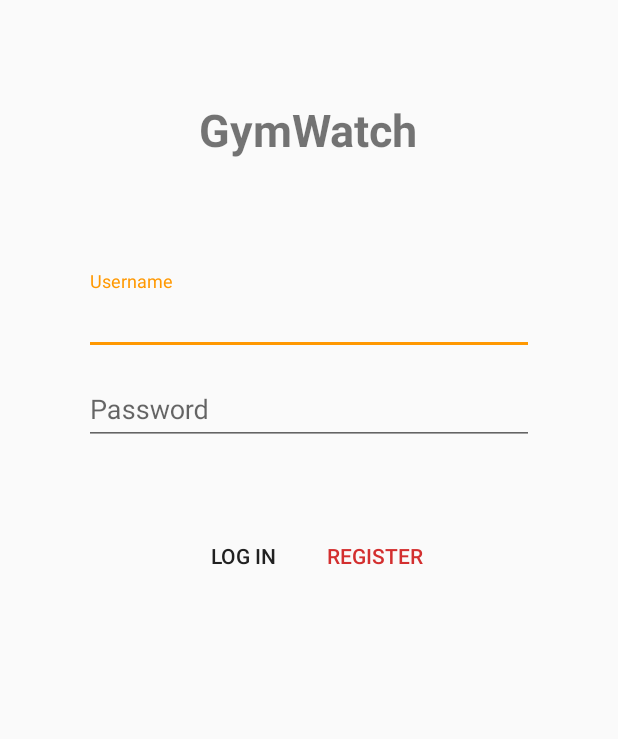
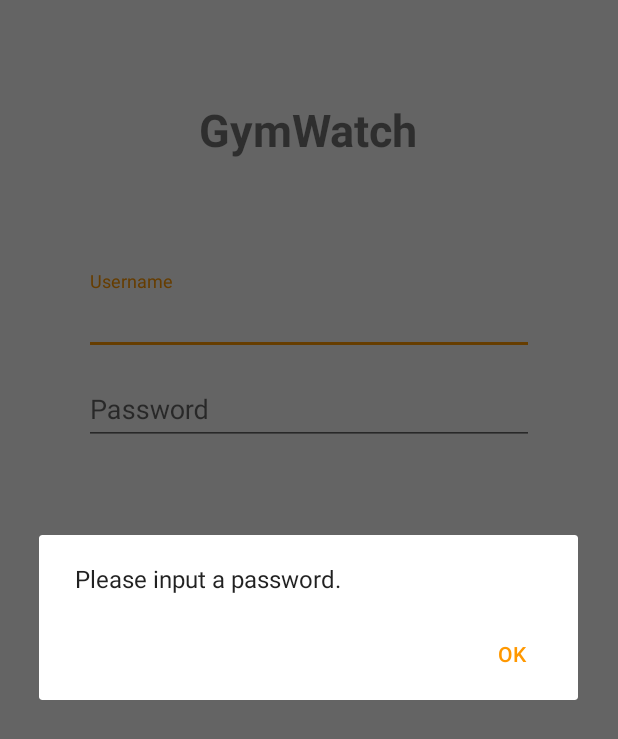
Before and after one commit to jamesh21/GymWatch, an Android app: the LoginActivity screen opened directly, with no data from a screen before it, after a tap on "LOG IN", on a phone screen of 412 x 824 dp. Shown: the top 739 px of the screen. Run offline under Robolectric (Android 15) with nearby library versions, the phone set to English and light mode, and no system bars.

Commit message:
small fix

```diff
--- a/app/src/main/java/group2/tcss450/uw/edu/gymwatch/activities/LoginActivity.java
+++ b/app/src/main/java/group2/tcss450/uw/edu/gymwatch/activities/LoginActivity.java
@@ -63,9 +63,15 @@ public class LoginActivity extends AppCompatActivity {
             case R.id.buttonLogin:
                 //When the user did not input password, shows up a toast.
                 if(password.equals("")){
-                    Toast.makeText(getApplicationContext(), "empty password"
-                            , Toast.LENGTH_LONG)
-                            .show();
+                    AlertDialog.Builder alert = new AlertDialog.Builder(this);
+                    alert.setMessage("Please input a " +
+                            "password.").setPositiveButton("OK", new DialogInterface.OnClickListener() {
+                        @Override
+                        public void onClick(DialogInterface dialog, int which) {
+                            dialog.dismiss();
+                        }
+                    }).create();
+                    alert.show();
                 } else {
                     //when the user did enter something as password.
                     task = new PostWebServiceTask();
```
